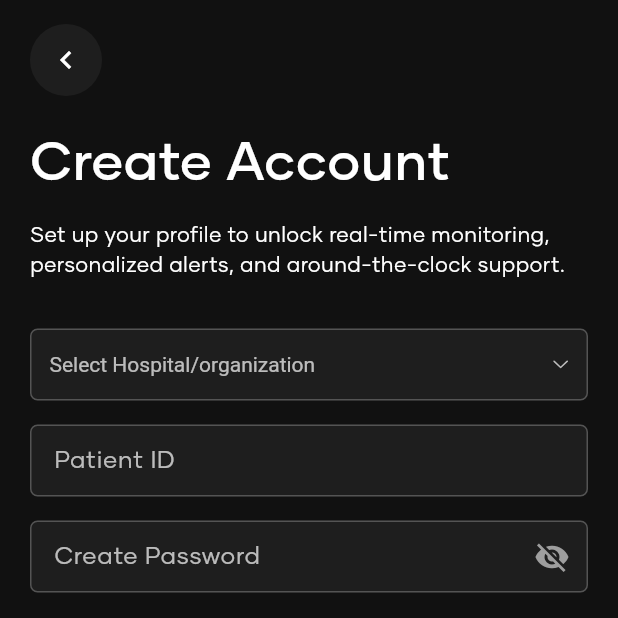
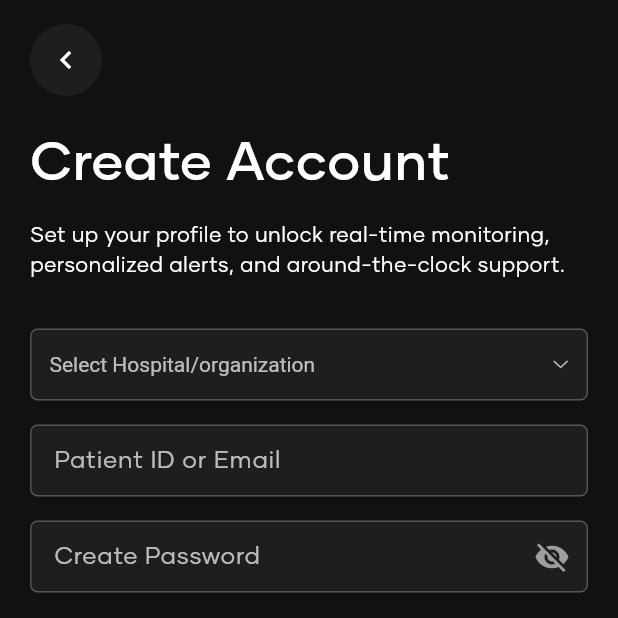
Before and after one commit to Isaiah-Essien/uboho_mobile, a Flutter app: the screen it shows after launch, after a tap on the "chevron right" icon, after a tap on "Get Started", on a phone screen of 412 x 824 dp, the top half of it. Run offline on Flutter 3.47's test engine with Material 3 defaults, Android fonts, the phone set to English and light mode, and no system bars; our stand-ins replace cloud_firestore, connectivity_plus, firebase_auth, firebase_core, fl_chart, flutter_svg and 4 more; accounts and stored records are empty.

Commit message:
completed the creation of account, login, and log out using firebase

```diff
--- a/lib/features/controllers/create_account_controller.dart
+++ b/lib/features/controllers/create_account_controller.dart
@@ -1,23 +1,46 @@
 import 'package:flutter/material.dart';
 import 'package:get/get.dart';
+import 'package:cloud_firestore/cloud_firestore.dart';
 
 class CreateAccountController extends GetxController {
   final TextEditingController patientIdController = TextEditingController();
   final TextEditingController passwordController = TextEditingController();
 
-  // Store selected dropdown item (passed from the screen)
-  final RxString selectedDropdownItem = ''.obs;
+  // Nullable to support default dropdown hint
+  final RxnString selectedDropdownItem = RxnString();
+
+  final RxList<String> hospitals = <String>[].obs;
+
+  @override
+  void onInit() {
+    super.onInit();
+    fetchHospitalNames();
+  }
+
+  void fetchHospitalNames() async {
+    try {
+      final querySnapshot =
+      await FirebaseFirestore.instance.collection('hospitals').get();
+
+      final names = querySnapshot.docs
+          .map((doc) => doc['name']?.toString() ?? '')
+          .where((name) => name.isNotEmpty)
+          .toList();
+
+      hospitals.assignAll(names);
+    } catch (e) {
+      print('Error fetching hospitals: $e');
+    }
+  }
 
   void selectDropdownItem(String? value) {
-    if (value != null) {
-      selectedDropdownItem.value = value;
-    }
+    selectedDropdownItem.value = value;
   }
 
   void clearFields() {
     patientIdController.clear();
     passwordController.clear();
-    selectedDropdownItem.value = '';
+    selectedDropdownItem.value = null;
   }
 
   @override
--- a/lib/features/reuseable_widgets/custom_input.dart
+++ b/lib/features/reuseable_widgets/custom_input.dart
@@ -49,7 +49,10 @@ class _CustomInputFieldState extends State<CustomInputField> {
   @override
   Widget build(BuildContext context) {
     if (widget.isDropdown) {
-      // Dropdown Field
+      final dropdownValue = widget.dropdownItems?.contains(widget.selectedItem) == true
+          ? widget.selectedItem
+          : null;
+
       return Container(
         height: 48,
         padding: const EdgeInsets.symmetric(horizontal: 12),
@@ -60,27 +63,27 @@ class _CustomInputFieldState extends State<CustomInputField> {
         ),
         child: DropdownButtonHideUnderline(
           child: DropdownButton<String>(
-            value: widget.dropdownItems!.contains(widget.selectedItem) ? widget.selectedItem : null,
-
+            value: dropdownValue,
             hint: Text(widget.hintText, style: const TextStyle(color: Colors.white70)),
             dropdownColor: UColors.backgroundColor,
             icon: SvgPicture.asset(
               UIcons.dropdownIcon,
-              height: 5.51,
+              height: 5.5,
               width: 10.5,
             ),
-
             isExpanded: true,
             style: const TextStyle(color: Colors.white),
             onChanged: widget.onDropdownChanged,
-            items: widget.dropdownItems!
-                .map((item) => DropdownMenuItem(value: item, child: Text(item)))
-                .toList(),
+            items: widget.dropdownItems?.map((item) {
+              return DropdownMenuItem(
+                value: item,
+                child: Text(item),
+              );
+            }).toList(),
           ),
         ),
       );
     } else {
-      // Text or Password Field
       final bool isActive =
           _focusNode.hasFocus || (widget.controller?.text.isNotEmpty ?? false);
 
@@ -104,9 +107,7 @@ class _CustomInputFieldState extends State<CustomInputField> {
                 _obscureText ? Icons.visibility_off : Icons.visibility,
                 color: Colors.grey,
               ),
-              onPressed: () {
-                setState(() => _obscureText = !_obscureText);
-              },
+              onPressed: () => setState(() => _obscureText = !_obscureText),
             )
                 : null,
             enabledBorder: OutlineInputBorder(
--- a/lib/features/screens/create_account/create_account.dart
+++ b/lib/features/screens/create_account/create_account.dart
@@ -1,8 +1,8 @@
 import 'package:flutter/material.dart';
 import 'package:get/get.dart';
-import 'package:uboho/features/screens/onboarding/onboarding1.dart';
 import 'package:uboho/features/screens/onboarding/onboarding_screen.dart';
 import 'package:uboho/utiils/constants/text_strings.dart';
+import '../../../service_backend/account_creation/patient_account_creation_controller.dart';
 import '../../../utiils/constants/colors.dart';
 import '../../controllers/create_account_controller.dart';
 import '../../reuseable_widgets/custom_input.dart';
@@ -18,13 +18,6 @@ class CreateAccountScreen extends StatelessWidget {
   Widget build(BuildContext context) {
     final controller = Get.put(CreateAccountController());
 
-    final List<String> hospitals = [
-      'General Hospital',
-      'PeaceCare Clinic',
-      'Unity Medical Center',
-      'HealthPoint',
-    ];
-
     return Scaffold(
       backgroundColor: UColors.backgroundColor,
       body: SafeArea(
@@ -38,7 +31,7 @@ class CreateAccountScreen extends StatelessWidget {
                   child: Column(
                     crossAxisAlignment: CrossAxisAlignment.start,
                     children: [
-                      // Top skip-style back icon
+                      // Back icon
                       Align(
                         alignment: Alignment.centerLeft,
                         child: Container(
@@ -50,7 +43,7 @@ class CreateAccountScreen extends StatelessWidget {
                           child: IconButton(
                             icon: const Icon(Icons.chevron_left, color: Colors.white),
                             onPressed: () {
-                              Get.offAll(() =>  OnboardingScreen());
+                              Get.offAll(() => OnboardingScreen());
                             },
                           ),
                         ),
@@ -64,44 +57,60 @@ class CreateAccountScreen extends StatelessWidget {
                       ),
                       const SizedBox(height: 32),
 
-                      Obx(() => CustomInputField(
-                        hintText: 'Select Hospital/organization',
-                        isDropdown: true,
-                        dropdownItems: hospitals,
-                        selectedItem: controller.selectedDropdownItem.value,
-                        onDropdownChanged: controller.selectDropdownItem,
-                      )),
+                      // Hospital Dropdown
+                      Obx(() {
+                        return CustomInputField(
+                          hintText: 'Select Hospital/organization',
+                          isDropdown: true,
+                          dropdownItems: controller.hospitals.isEmpty
+                              ? []
+                              : controller.hospitals,
+                          selectedItem: controller.selectedDropdownItem.value,
+                          onDropdownChanged: (value) {
+                            controller.selectDropdownItem(value);
+                          },
+                        );
+                      }),
 
                       const SizedBox(height: 16),
+
                       CustomInputField(
-                        hintText: 'Patient ID',
+                        hintText: 'Patient ID or Email',
                         controller: controller.patientIdController,
                       ),
+
                       const SizedBox(height: 16),
+
                       CustomInputField(
                         hintText: 'Create Password',
                         isPassword: true,
                         controller: controller.passwordController,
                       ),
+
                       const SizedBox(height: 24),
 
                       PrimaryButton(
                         text: 'Access My Dashboard',
                         onPressed: () {
-                          // handle submit
+                          PatientAccountController.activateAccountWithPassword(
+                            selectedHospitalName: controller.selectedDropdownItem.value ?? '',
+                            patientInput: controller.patientIdController.text.trim(),
+                            password: controller.passwordController.text.trim(),
+                            context: context,
+                          );
                         },
                       ),
 
                       const SizedBox(height: 16),
 
                       Row(
-                        children: [
-                          const Expanded(child: Divider(color: UColors.dividerColor)),
-                          const Padding(
+                        children: const [
+                          Expanded(child: Divider(color: UColors.dividerColor)),
+                          Padding(
                             padding: EdgeInsets.symmetric(horizontal: 10),
                             child: Text("OR", style: TextStyle(color: UColors.dividerColor)),
                           ),
-                          const Expanded(child: Divider(color: UColors.dividerColor)),
+                          Expanded(child: Divider(color: UColors.dividerColor)),
                         ],
                       ),
 
--- a/lib/main.dart
+++ b/lib/main.dart
@@ -1,14 +1,20 @@
 import 'package:flutter/material.dart';
 import 'package:get/get.dart';
+import 'package:firebase_core/firebase_core.dart';
 import 'app.dart';
 import 'features/controllers/onboarding_controller.dart';
+import 'firebase_options.dart';
 
 Future<void> main() async {
-  // Ensure Widgets Binding is initialized
+  // Ensure bindings and Firebase are initialized
   WidgetsFlutterBinding.ensureInitialized();
 
+  // Initialize Firebase
+  await Firebase.initializeApp(
+    options: DefaultFirebaseOptions.currentPlatform,
+  );
 
-  //Declare state management: GetX
+  // Register GetX controllers
   Get.put(OnboardingController());
 
   // Run the app
```
Also changed, not shown: lib/features/screens/home/home_screen.dart (+55 -16 lines), lib/features/screens/login/login.dart (+6 -1 lines), lib/features/screens/notification_center/notification_card.dart (added, +71 -0 lines), lib/features/screens/notification_center/notification_screen.dart (added, +104 -0 lines), lib/features/screens/settings/settings_Screen.dart (+6 -1 lines), lib/service_backend/account_creation/patient_account_creation_controller.dart (added, +133 -0 lines), lib/service_backend/account_login/patient_account_login_controller.dart (added, +73 -0 lines).
